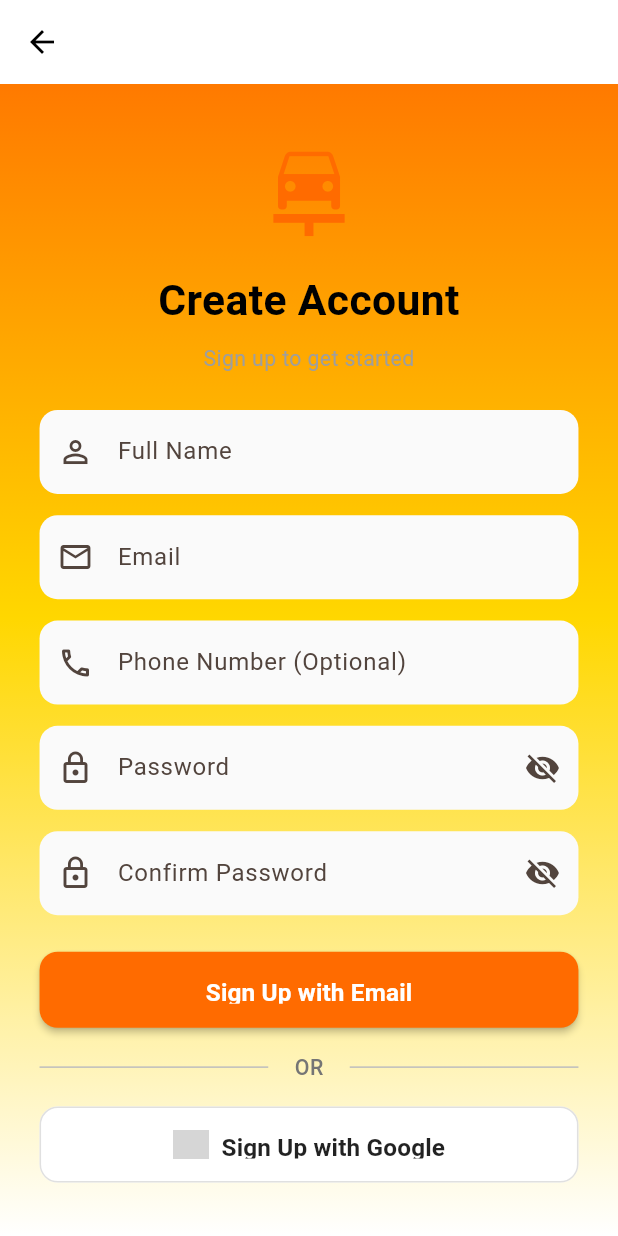
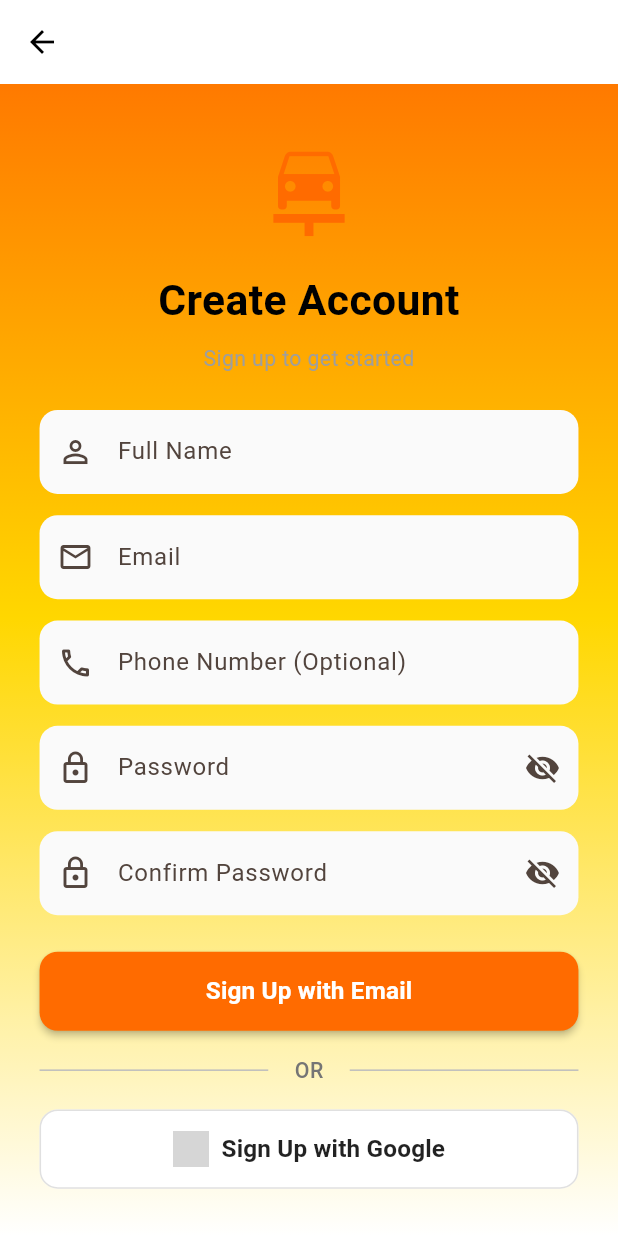
Before and after one commit to SE-LAPS/HBuilder, a Flutter app: the SignUpScreen screen opened directly, on a phone screen of 412 x 824 dp. Run offline on Flutter 3.47's test engine with Material 3 defaults, Android fonts, the phone set to English and light mode, and no system bars; our stand-ins replace cached_network_image, carousel_slider, cloud_firestore, firebase_auth, firebase_core, firebase_storage and 10 more; missing offline and left inert: mobile_scanner; accounts and stored records are empty; generated files the repository leaves out were written again; grey boxes are pictures that could not be loaded.

Commit message:
Update sign_up_screen.dart

```diff
--- a/lib/screens/auth/sign_up_screen.dart
+++ b/lib/screens/auth/sign_up_screen.dart
@@ -220,7 +220,7 @@
                 Consumer<AuthProvider>(
                   builder: (context, authProvider, child) {
                     return SizedBox(
-                      height: 50.h,
+                      height: 52.h,
                       child: ElevatedButton(
                         onPressed: authProvider.isLoading ? null : _signUp,
                         style: ElevatedButton.styleFrom(
@@ -229,6 +229,7 @@
                           shape: RoundedRectangleBorder(
                             borderRadius: BorderRadius.circular(12.r),
                           ),
+                          padding: EdgeInsets.symmetric(vertical: 14.h),
                         ),
                         child: authProvider.isLoading
                             ? const SizedBox(
@@ -244,6 +245,7 @@
                                 style: TextStyle(
                                   fontSize: 16.sp,
                                   fontWeight: FontWeight.bold,
+                                  height: 1.2,
                                 ),
                               ),
                       ),
@@ -278,7 +280,7 @@
                 Consumer<AuthProvider>(
                   builder: (context, authProvider, child) {
                     return SizedBox(
-                      height: 50.h,
+                      height: 52.h,
                       child: ElevatedButton.icon(
                         onPressed: authProvider.isLoading
                             ? null
@@ -299,6 +301,7 @@
                             fontSize: 16.sp,
                             fontWeight: FontWeight.w600,
                             color: Colors.black87,
+                            height: 1.2,
                           ),
                         ),
                         style: ElevatedButton.styleFrom(
@@ -309,6 +312,7 @@
                             borderRadius: BorderRadius.circular(12.r),
                           ),
                           elevation: 0,
+                          padding: EdgeInsets.symmetric(vertical: 14.h),
                         ),
                       ),
                     );
```
